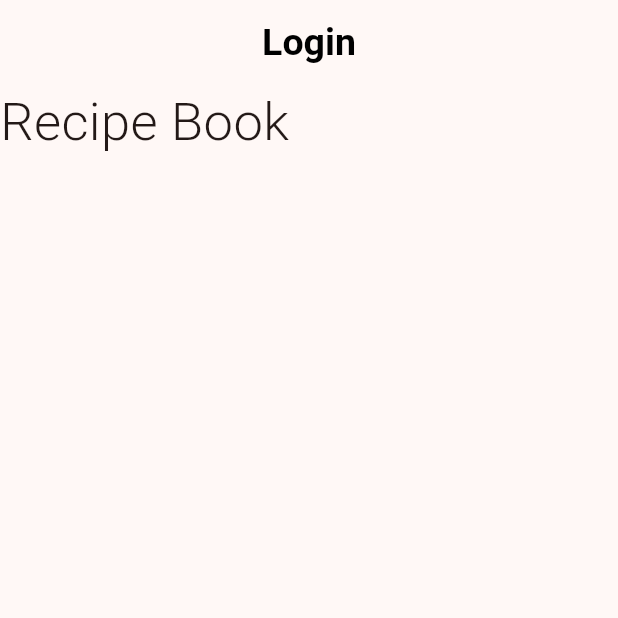
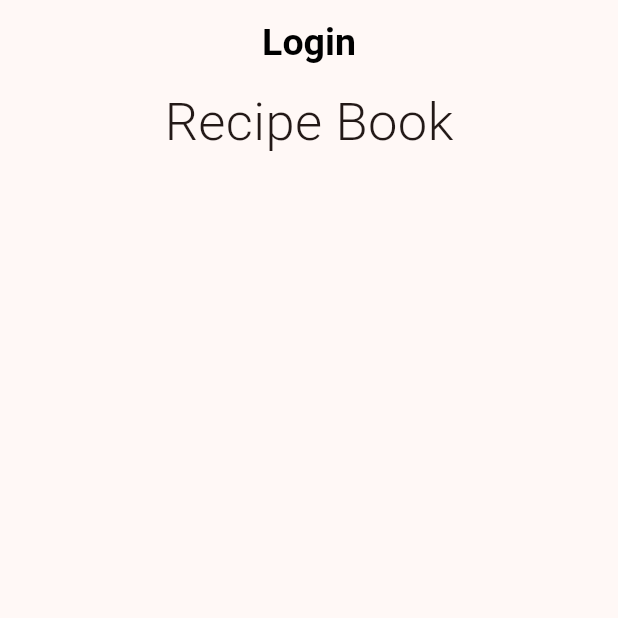
Before and after one commit to jamydevelop/Flutter-Android-Recipes-App, a Flutter app: the screen it shows after launch, on a phone screen of 412 x 824 dp, the top half of it. Run offline on Flutter 3.47's test engine with Material 3 defaults, Android fonts, the phone set to English and light mode, and no system bars.

Commit message:
update login page

```diff
--- a/recipes_app/lib/pages/login_page.dart
+++ b/recipes_app/lib/pages/login_page.dart
@@ -21,17 +21,20 @@ class _LoginPageState extends State<LoginPage> {
 
   Widget _buildUI() {
     return Column(
-      children: [_title()],
+      mainAxisSize: MainAxisSize.max,
+      mainAxisAlignment: MainAxisAlignment.start,
+      crossAxisAlignment: CrossAxisAlignment.center,
+      children: [
+        Container(),
+        _title(),
+      ],
     );
   }
 
   Widget _title() {
     return const Text(
       'Recipe Book',
-      style: TextStyle(
-        fontSize: 35,
-        fontWeight: FontWeight.w300
-      ),
+      style: TextStyle(fontSize: 35, fontWeight: FontWeight.w300),
     );
   }
 }
```
